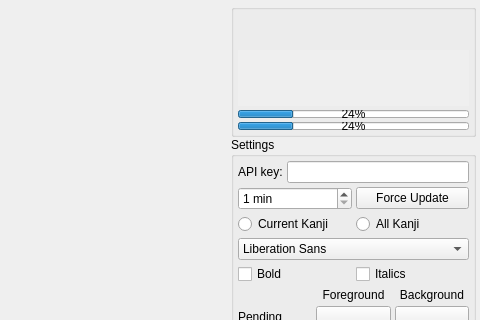
This is src/widget.ui in agarny/wanikani as Qt 5 draws it before an edit; both pictures show x 544 to 1024 and y 0 to 320 of the 1024 by 768 pixel window. The edited form follows.
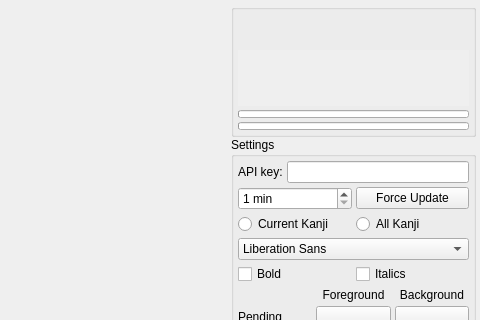
This is the edited form. Icons and pictures are not drawn.

Commit message: Some further work on having a proper WaniKani class.

Diff of the .ui file:
```diff
--- a/src/widget.ui
+++ b/src/widget.ui
@@ -187,8 +187,8 @@
                 <height>8</height>
                </size>
               </property>
-              <property name="value">
-               <number>24</number>
+              <property name="textVisible">
+               <bool>false</bool>
               </property>
              </widget>
             </item>
@@ -200,8 +200,8 @@
                 <height>8</height>
                </size>
               </property>
-              <property name="value">
-               <number>24</number>
+              <property name="textVisible">
+               <bool>false</bool>
               </property>
              </widget>
             </item>
```
